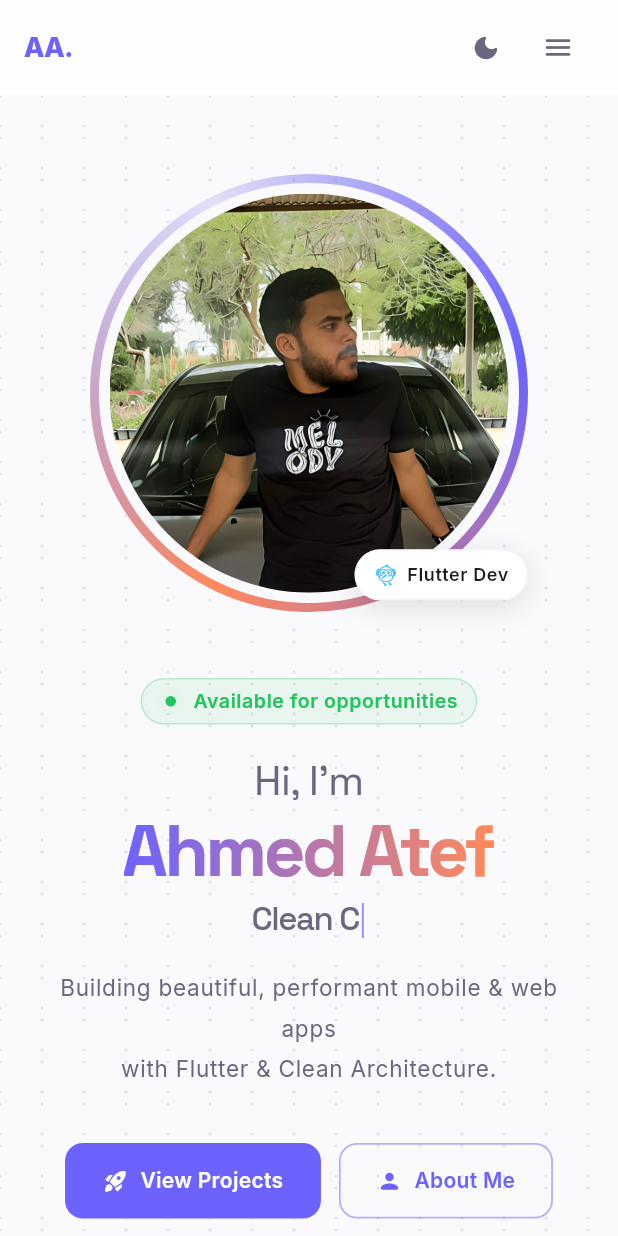
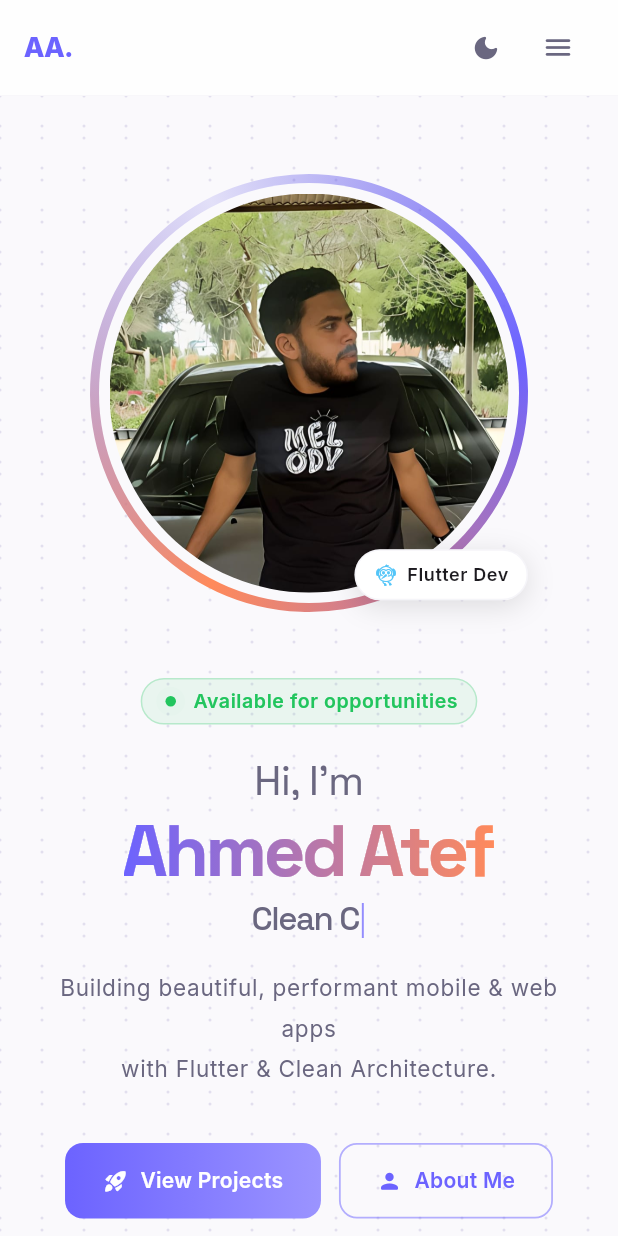
Before and after one commit to Ahmedatef5O5/ahmed-flutter-portfolio, a Flutter app: the screen it shows after launch, on a phone screen of 412 x 824 dp. Run offline on Flutter 3.47's test engine with Material 3 defaults, Android fonts, the phone set to English and light mode, and no system bars; our stand-ins replace go_router, google_fonts, shared_preferences, visibility_detector.

Commit message:
Refactor PrimaryButton to implement gradient background and improve hover effects

```diff
--- a/lib/shared/widgets/primary_button.dart
+++ b/lib/shared/widgets/primary_button.dart
@@ -1,4 +1,5 @@
 import 'package:flutter/material.dart';
+import '../../core/theme/app_colors.dart';
 
 enum ButtonVariant { filled, outlined, ghost }
 
@@ -52,13 +53,6 @@ class _PrimaryButtonState extends State<PrimaryButton>
     final isOutlined = widget.variant == ButtonVariant.outlined;
     final isGhost = widget.variant == ButtonVariant.ghost;
 
-    final bgColor =
-        isFilled
-            ? (_hovered ? cs.primary.withValues(alpha: 0.88) : cs.primary)
-            : (_hovered
-                ? cs.primary.withValues(alpha: 0.07)
-                : Colors.transparent);
-
     final fgColor = isFilled ? Colors.white : cs.primary;
 
     final borderColor =
@@ -67,6 +61,13 @@ class _PrimaryButtonState extends State<PrimaryButton>
             : isGhost
             ? cs.outline.withValues(alpha: 0.6)
             : Colors.transparent;
+
+    final flatBg =
+        isFilled
+            ? null
+            : (_hovered
+                ? cs.primary.withValues(alpha: 0.07)
+                : Colors.transparent);
 
     return MouseRegion(
       cursor:
@@ -90,16 +91,25 @@ class _PrimaryButtonState extends State<PrimaryButton>
             curve: Curves.easeOut,
             padding: const EdgeInsets.symmetric(horizontal: 24, vertical: 14),
             decoration: BoxDecoration(
-              color: bgColor,
+              color: flatBg,
+              gradient:
+                  isFilled
+                      ? LinearGradient(
+                        colors:
+                            _hovered
+                                ? [AppColors.primaryDeep, AppColors.primary]
+                                : [AppColors.primary, AppColors.primaryLight],
+                      )
+                      : null,
               borderRadius: BorderRadius.circular(12),
               border: Border.all(color: borderColor, width: 1.2),
               boxShadow:
                   isFilled && _hovered
                       ? [
                         BoxShadow(
-                          color: cs.primary.withValues(alpha: 0.3),
-                          blurRadius: 16,
-                          offset: const Offset(0, 4),
+                          color: cs.primary.withValues(alpha: 0.35),
+                          blurRadius: 18,
+                          offset: const Offset(0, 6),
                         ),
                       ]
                       : [],
```
